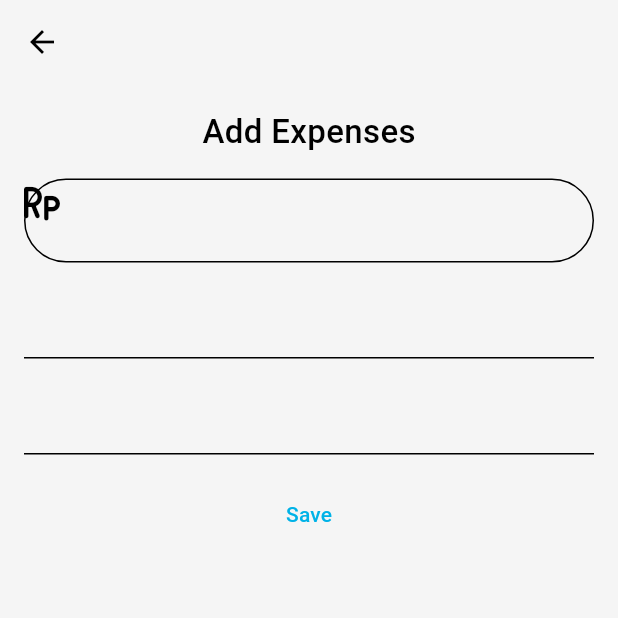
After one commit to RavindraWiguna/FP_PPB_Kel6_2024, a Flutter app: the screen it shows once a user with an empty profile is signed in, after a tap on an icon or button, on a phone screen of 412 x 824 dp, the top half of it. The commit adds this screen. Run offline on Flutter 3.47's test engine with Material 3 defaults, Android fonts, the phone set to English and light mode, and no system bars; our stand-ins replace firebase_auth, firebase_core, font_awesome_flutter; accounts and stored records are empty; network calls fail.

Commit message:
directory and naming correction and added fontawesome lib

```diff
--- a/lib/app_view.dart
+++ b/lib/app_view.dart
@@ -1,6 +1,5 @@
 import 'package:flutter/material.dart';
-import 'package:fpppb2024/pages/auth_page.dart';
-import 'package:fpppb2024/screens/home/views/home_screen.dart';
+import 'package:fpppb2024/auths/auth_page.dart';
 
 class MyAppView extends StatelessWidget {
 
--- a/lib/pages/auth_page.dart
+++ b/lib/auths/auth_page.dart
@@ -1,4 +1,4 @@
-import 'package:fpppb2024/pages/login_or_register.dart';
+import 'package:fpppb2024/auths/login_or_register.dart';
 import 'package:firebase_auth/firebase_auth.dart';
 import 'package:flutter/material.dart';
 import 'package:fpppb2024/screens/home/views/home_screen.dart';
--- a/lib/pages/login_or_register.dart
+++ b/lib/auths/login_or_register.dart
@@ -1,5 +1,5 @@
-import 'package:fpppb2024/pages/login_page.dart';
-import 'package:fpppb2024/pages/register_page.dart';
+import 'package:fpppb2024/auths/login_page.dart';
+import 'package:fpppb2024/auths/register_page.dart';
 import 'package:flutter/material.dart';
 
 class LoginOrRegisterPage extends StatefulWidget {
--- a/lib/pages/register_page.dart
+++ b/lib/auths/login_page.dart
@@ -1,27 +1,26 @@
 import 'package:fpppb2024/components/my_button.dart';
 import 'package:fpppb2024/components/my_textfield.dart';
-import 'package:fpppb2024/components/square_title.dart';
 import 'package:firebase_auth/firebase_auth.dart';
 import 'package:flutter/cupertino.dart';
 import 'package:flutter/material.dart';
 
-class RegisterPage extends StatefulWidget {
+class LoginPage extends StatefulWidget {
   Function()? onTap;
-  RegisterPage({
+  LoginPage({
     super.key,
     required this.onTap
   });
 
   @override
-  State<RegisterPage> createState() => _RegisterPageState();
+  State<LoginPage> createState() => _LoginPageState();
 }
 
-class _RegisterPageState extends State<RegisterPage> {
+class _LoginPageState extends State<LoginPage> {
   final emailController = TextEditingController();
+
   final passwordController = TextEditingController();
-  final confirmPasswordController = TextEditingController();
 
-  void signUserUp() async{
+  void signUserIn() async{
     // show loading
     showDialog(
       context: context,
@@ -32,17 +31,9 @@ class _RegisterPageState extends State<RegisterPage> {
       }
     );
 
-    // check pass and confirm pass same
-    if(confirmPasswordController.text != passwordController.text){
-      Navigator.pop(context);
-      errorMessageBox('Password missmatch');
-
-      return;
-    }
-
     // try signin in
     try{
-      await FirebaseAuth.instance.createUserWithEmailAndPassword(
+      await FirebaseAuth.instance.signInWithEmailAndPassword(
           email: emailController.text,
           password: passwordController.text
       );
@@ -50,7 +41,24 @@ class _RegisterPageState extends State<RegisterPage> {
     }
     on FirebaseAuthException catch (e){
       Navigator.pop(context);
-      errorMessageBox(e.code);
+
+      if(e.code == 'user-not-found'){
+        // debugPrint('no user found for that email');
+        errorMessageBox('User is not on our database');
+      }
+      else if(e.code == 'wrong-password'){
+        // debugPrint('wrong password mate');
+        // wrongPasswordMessage();
+        errorMessageBox('You put a wrong password..., shame');
+      }
+      else if(e.code == 'invalid-credential'){
+        // invalidCredentialMessage();
+        errorMessageBox('Email or Password is wrong, wont tell which one you hacker');
+      }
+      else{
+        // unKnownErrorMessage(e.code);
+        errorMessageBox('We didnt handle this, here is the error: ' + e.code);
+      }
     }
 
   }
@@ -74,6 +82,7 @@ class _RegisterPageState extends State<RegisterPage> {
   Widget build(BuildContext context) {
     return Scaffold(
       // backgroundColor: Colors.grey[300],
+      backgroundColor: Theme.of(context).colorScheme.background,
       body: SafeArea(
           child: Center(
               child: SingleChildScrollView(
@@ -90,7 +99,7 @@ class _RegisterPageState extends State<RegisterPage> {
 
                     // welcome back
                     Text(
-                      'Welcome new user, let register yourself!',
+                      'Welcome back you\'ve been missed!',
                       style: TextStyle(
                         color: Colors.grey[700],
                         fontSize: 16,
@@ -117,20 +126,29 @@ class _RegisterPageState extends State<RegisterPage> {
 
                     SizedBox(height:10),
 
-                    // password textfield
-                    MyTextField(
-                      controller: confirmPasswordController,
-                      isObscureText: true,
-                      hintText: "Confirm Password",
+                    // forgot password?
+                    Padding(
+                      padding: const EdgeInsets.symmetric(horizontal: 25),
+                      child: Row(
+                        mainAxisAlignment: MainAxisAlignment.end,
+                        children: [
+                          Text(
+                            'Forgot Password ?',
+                            style: TextStyle(
+                              color: Colors.grey[600],
+                            ),
+                          ),
+                        ],
+                      ),
                     ),
 
                     SizedBox(height:10),
 
                     // sign in buton
                     MyButton(
-                      buttonText: 'Register',
+                      buttonText: 'Sign In',
                       onTap: (){
-                        signUserUp();
+                        signUserIn();
                       },
                     ),
 
@@ -171,7 +189,7 @@ class _RegisterPageState extends State<RegisterPage> {
                       mainAxisAlignment: MainAxisAlignment.center,
                       children: [
                         Text(
-                          'Already have an account? ',
+                          'Not a member? ',
                           style: TextStyle(
                             color: Colors.grey[700]
                           ),
@@ -180,7 +198,7 @@ class _RegisterPageState extends State<RegisterPage> {
                         GestureDetector(
                           onTap: widget.onTap,
                           child: Text(
-                            'Login now',
+                            'Register now',
                             style: TextStyle(
                               color: Colors.blue[600]
                             ),
--- a/lib/pages/add_expense/foo.txt
+++ /dev/null
@@ -1 +0,0 @@
-add folder
--- /dev/null
+++ b/lib/screens/add_expenses/views/add_expense.dart
@@ -0,0 +1,61 @@
+import 'package:flutter/material.dart';
+import 'package:font_awesome_flutter/font_awesome_flutter.dart';
+
+class AddExpense extends StatelessWidget {
+  const AddExpense({super.key});
+
+  @override
+  Widget build(BuildContext context) {
+    return GestureDetector(
+      onTap: (){
+        FocusScope.of(context).unfocus();
+      },
+      child: Scaffold(
+        backgroundColor: Theme.of(context).colorScheme.background,
+        appBar: AppBar(
+          backgroundColor: Theme.of(context).colorScheme.background,
+        ),
+        body: Padding(
+          padding: const EdgeInsets.all(16.0),
+          child: Column(
+            crossAxisAlignment: CrossAxisAlignment.center,
+            children: [
+              Text(
+                'Add Expenses',
+                style: TextStyle(
+                  fontSize: 22,
+                  fontWeight: FontWeight.w500,
+                ),
+              ),
+              SizedBox(height: 16,),
+              TextFormField(
+                decoration: InputDecoration(
+                    prefixIcon: FaIcon(
+                      FontAwesomeIcons.rupiahSign,
+                      // color: Colors.white,
+                    ),
+                    border: OutlineInputBorder(
+                    borderRadius: BorderRadius.circular(30),
+                  )
+                ),
+              ),
+              SizedBox(height: 16,),
+              TextFormField(),
+              SizedBox(height: 16,),
+              TextFormField(),
+              SizedBox(height: 16,),
+              TextButton(
+                onPressed: (){
+
+                },
+                child: Text(
+                  'Save'
+                ),
+              )
+            ],
+          ),
+        ),
+      ),
+    );
+  }
+}
--- a/lib/screens/home/views/home_screen.dart
+++ b/lib/screens/home/views/home_screen.dart
@@ -1,5 +1,6 @@
 import 'package:flutter/cupertino.dart';
 import 'package:flutter/material.dart';
+import 'package:fpppb2024/screens/add_expenses/views/add_expense.dart';
 import 'package:fpppb2024/screens/home/views/main_screen.dart';
 
 class HomeScreen extends StatelessWidget {
@@ -33,7 +34,14 @@ class HomeScreen extends StatelessWidget {
       ),
       floatingActionButtonLocation: FloatingActionButtonLocation.centerDocked,
       floatingActionButton: FloatingActionButton(
-        onPressed: (){},
+        onPressed: (){
+          Navigator.push(
+            context,
+            MaterialPageRoute(
+              builder: (BuildContext context) => const AddExpense()
+            )
+          );
+        },
         shape: const CircleBorder(),
         child: Container(
             width: 60,
--- a/lib/screens/home/views/main_screen.dart
+++ b/lib/screens/home/views/main_screen.dart
@@ -1,5 +1,4 @@
 import 'dart:math';
-
 import 'package:flutter/cupertino.dart';
 import 'package:flutter/material.dart';
 import 'package:firebase_auth/firebase_auth.dart';
@@ -106,7 +105,7 @@ class MainScreen extends StatelessWidget {
                   ),
                   const SizedBox(height: 12),
                   const Text(
-                    '\$ 4800.00',
+                    'Rp4.800.000',
                     style: TextStyle(
                         fontSize: 40,
                         color: Colors.white,
@@ -148,7 +147,7 @@ class MainScreen extends StatelessWidget {
                                   ),
                                 ),
                                 Text(
-                                  '€ 2500.00',
+                                  'Rp2.500.000',
                                   style: TextStyle(
                                       fontSize: 14,
                                       color: Colors.white,
@@ -189,7 +188,7 @@ class MainScreen extends StatelessWidget {
                                   ),
                                 ),
                                 Text(
-                                  '€ 800.00',
+                                  'Rp800.000',
                                   style: TextStyle(
                                       fontSize: 14,
                                       color: Colors.white,
@@ -285,7 +284,7 @@ class MainScreen extends StatelessWidget {
                                 crossAxisAlignment: CrossAxisAlignment.end,
                                 children: [
                                   Text(
-                                    "\$50.000", // for now,
+                                    "Rp50.000", // for now,
                                     style: TextStyle(
                                         fontSize: 14,
                                         color: Theme.of(context).colorScheme.onBackground,
--- a/pubspec.yaml
+++ b/pubspec.yaml
@@ -38,6 +38,7 @@ dependencies:
   firebase_core: ^2.31.1
   firebase_auth: ^4.19.6
   cloud_firestore: ^4.17.4
+  font_awesome_flutter: ^10.7.0
 
 dev_dependencies:
   flutter_test:
```
Also changed, not shown: lib/auths/register_page.dart (renamed from lib/pages/login_page.dart, +28 -46 lines), lib/pages/stats/chart.dart (deleted), lib/pages/stats/stats.dart (deleted), pubspec.lock. Lines whose indentation alone changed are shown as unchanged.
